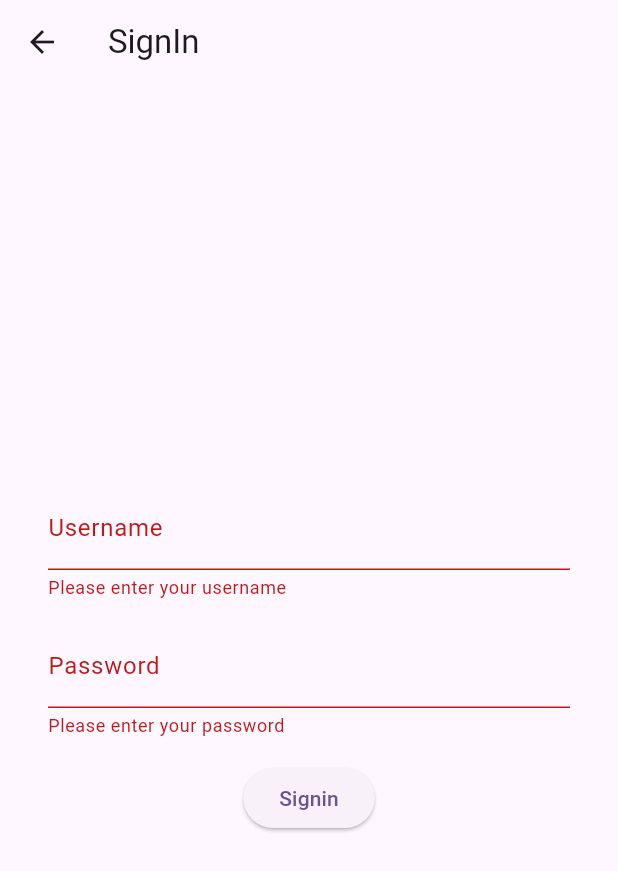
After one commit to anoochit/flutter_integration_test, a Flutter app: the SignInPage screen opened directly, after a tap on "Signin", on a phone screen of 412 x 824 dp. The commit adds this screen. Shown: the top 871 px of the screen. Run offline on Flutter 3.47's test engine with Material 2 defaults, Android fonts, the phone set to English and light mode, and no system bars.

Commit message:
add sigin screen and test input form script

```diff
--- /dev/null
+++ b/lib/signin.dart
@@ -0,0 +1,82 @@
+import 'package:flutter/material.dart';
+
+class SignInPage extends StatelessWidget {
+  SignInPage({Key? key}) : super(key: key);
+
+  final TextEditingController _userTextController = TextEditingController();
+  final TextEditingController _passwordTextController = TextEditingController();
+  final GlobalKey<FormState> _formKey = GlobalKey<FormState>();
+
+  @override
+  Widget build(BuildContext context) {
+    return Scaffold(
+      appBar: AppBar(
+        title: const Text("SignIn"),
+      ),
+      body: Center(
+        child: Padding(
+          padding: const EdgeInsets.all(32.0),
+          child: Form(
+            key: _formKey,
+            child: Column(
+              mainAxisAlignment: MainAxisAlignment.center,
+              children: [
+                TextFormField(
+                  controller: _userTextController,
+                  decoration: const InputDecoration(
+                    labelText: "Username",
+                  ),
+                  validator: (value) {
+                    if (value!.isEmpty) {
+                      return "Please enter your username";
+                    }
+                    return null;
+                  },
+                ),
+                const SizedBox(height: 16),
+                TextFormField(
+                  controller: _passwordTextController,
+                  decoration: const InputDecoration(
+                    labelText: "Password",
+                  ),
+                  obscureText: true,
+                  validator: (value) {
+                    if (value!.isEmpty) {
+                      return "Please enter your password";
+                    }
+                    return null;
+                  },
+                ),
+                const SizedBox(height: 16),
+                ElevatedButton(
+                  onPressed: () {
+                    if (_formKey.currentState!.validate()) {
+                      // Perform signin
+                      final username = _userTextController.text;
+                      final password = _passwordTextController.text;
+                      if ((username == "demo@example.com") &&
+                          (password == "Hello123")) {
+                        ScaffoldMessenger.of(context).showSnackBar(
+                          const SnackBar(
+                            content: Text('Loged in'),
+                          ),
+                        );
+                      } else {
+                        ScaffoldMessenger.of(context).showSnackBar(
+                          const SnackBar(
+                            content: Text('Login failed'),
+                          ),
+                        );
+                      }
+                    }
+                  },
+                  child: const Text("Signin"),
+                )
+              ],
+            ),
+          ),
+        ),
+      ),
+    );
+  }
+}
```
Also changed, not shown: lib/home.dart (added, +46 -0 lines), lib/main.dart (+3 -48 lines), 1 other file.
